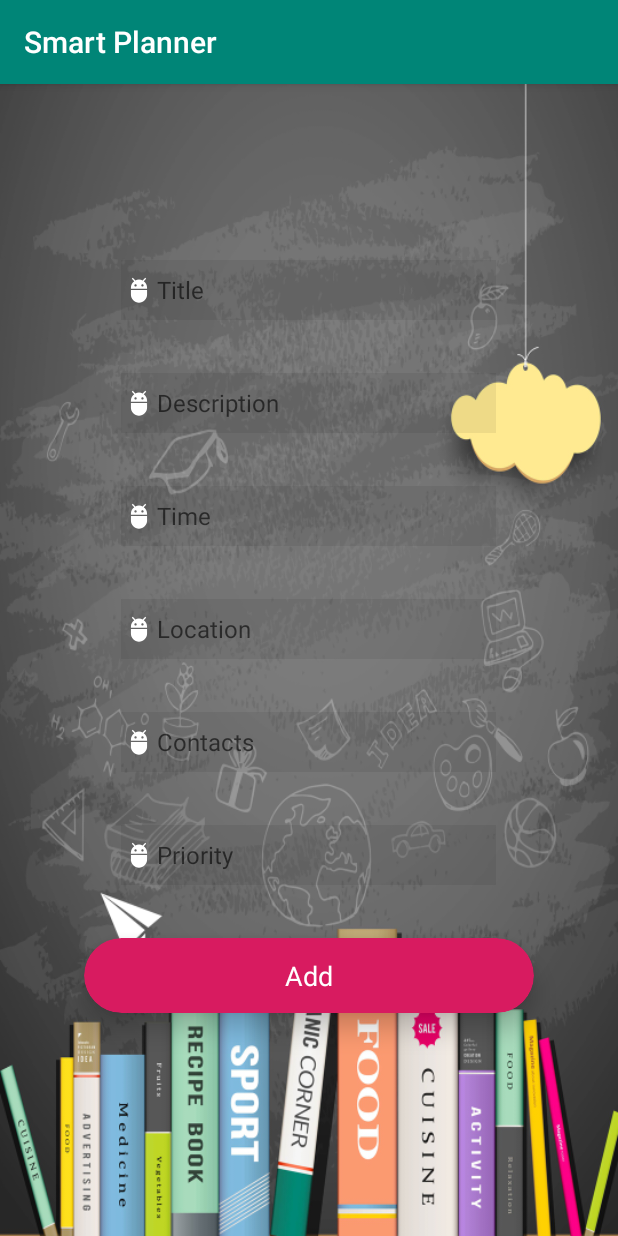
After one commit to bainianbuhe/SmartEventPlanner, an Android app: the EventActivity screen opened directly, with no data from a screen before it, on a phone screen of 412 x 824 dp. The commit adds this screen. Run offline under Robolectric (Android 15) with nearby library versions, the phone set to English and light mode, and no system bars.

Commit message:
add main and event activity

```diff
--- a/app/src/main/AndroidManifest.xml
+++ b/app/src/main/AndroidManifest.xml
@@ -25,6 +25,8 @@
         </activity>
         <activity android:name="osu.smartPlanner.LoginActivity" />
         <activity android:name="osu.smartPlanner.SignupActivity"></activity>
+        <activity android:name="osu.smartPlanner.MainActivity"></activity>
+        <activity android:name="osu.smartPlanner.EventActivity"></activity>
     </application>
 
 </manifest>
--- /dev/null
+++ b/app/src/main/java/osu/smartPlanner/EventActivity.java
@@ -0,0 +1,171 @@
+package osu.smartPlanner;
+
+import android.content.Intent;
+import android.os.Bundle;
+import android.support.v7.app.AppCompatActivity;
+import android.support.v7.widget.CardView;
+import android.text.Editable;
+import android.text.TextWatcher;
+import android.view.View;
+import android.widget.EditText;
+
+public class EventActivity extends AppCompatActivity {
+    private EditText titleField;
+    private EditText descriptionField;
+    private EditText timeField;
+    private EditText locationField;
+    private EditText contactsField;
+    private EditText priorityField;
+    private String username;
+    private String title;
+    private String description;
+    private String time;
+    private String location;
+    private String contacts;
+    private String priority;
+    private CardView confirmAddEvent;
+
+    @Override
+    public void onCreate(Bundle savedInstanceState)
+    {
+        super.onCreate(savedInstanceState);
+        setContentView(R.layout.activity_event);
+
+        if (savedInstanceState == null) {
+            Bundle extras = getIntent().getExtras();
+            if(extras == null) {
+                username = null;
+            } else {
+                username = extras.getString("USERNAME");
+            }
+        } else {
+            username = (String) savedInstanceState.getSerializable("USERNAME");
+        }
+
+        titleField = findViewById(R.id.eventTittle);
+        titleField.addTextChangedListener(new TextWatcher() {
+            @Override
+            public void beforeTextChanged(CharSequence s, int start, int count, int after) {
+
+            }
+
+            @Override
+            public void onTextChanged(CharSequence s, int start, int before, int count) {
+                title = s.toString();
+            }
+
+            @Override
+            public void afterTextChanged(Editable s) {
+
+            }
+        });
+
+        descriptionField = findViewById(R.id.eventDescription);
+        descriptionField.addTextChangedListener(new TextWatcher() {
+            @Override
+            public void beforeTextChanged(CharSequence s, int start, int count, int after) {
+
+            }
+
+            @Override
+            public void onTextChanged(CharSequence s, int start, int before, int count) {
+                description = s.toString();
+            }
+
+            @Override
+            public void afterTextChanged(Editable s) {
+
+            }
+        });
+
+        timeField = findViewById(R.id.eventTime);
+        timeField.addTextChangedListener(new TextWatcher() {
+            @Override
+            public void beforeTextChanged(CharSequence s, int start, int count, int after) {
+
+            }
+
+            @Override
+            public void onTextChanged(CharSequence s, int start, int before, int count) {
+                time = s.toString();
+            }
+
+            @Override
+            public void afterTextChanged(Editable s) {
+
+            }
+        });
+
+        locationField = findViewById(R.id.eventLocation);
+        locationField.addTextChangedListener(new TextWatcher() {
+            @Override
+            public void beforeTextChanged(CharSequence s, int start, int count, int after) {
+
+            }
+
+            @Override
+            public void onTextChanged(CharSequence s, int start, int before, int count) {
+                location = s.toString();
+            }
+
+            @Override
+            public void afterTextChanged(Editable s) {
+
+            }
+        });
+
+        contactsField = findViewById(R.id.eventContacts);
+        contactsField.addTextChangedListener(new TextWatcher() {
+            @Override
+            public void beforeTextChanged(CharSequence s, int start, int count, int after) {
+
+            }
+
+            @Override
+            public void onTextChanged(CharSequence s, int start, int before, int count) {
+                contacts = s.toString();
+            }
+
+            @Override
+            public void afterTextChanged(Editable s) {
+
+            }
+        });
+
+        priorityField = findViewById(R.id.eventPriority);
+        priorityField.addTextChangedListener(new TextWatcher() {
+            @Override
+            public void beforeTextChanged(CharSequence s, int start, int count, int after) {
+
+            }
+
+            @Override
+            public void onTextChanged(CharSequence s, int start, int before, int count) {
+                priority = s.toString();
+            }
+
+            @Override
+            public void afterTextChanged(Editable s) {
+
+            }
+        });
+
+        confirmAddEvent = findViewById(R.id.addEventButton);
+        confirmAddEvent.setOnClickListener(new View.OnClickListener() {
+            @Override
+            public void onClick(View v) {
+                Event event = new Event();
+                event.setUserName(username);
+                event.setTitle(title);
+                event.setDescription(description);
+                event.setTime(time);
+                event.setLocation(location);
+                event.setContacts(contacts);
+                event.setPriority(priority);
+                UserDAO.addEvent(event,EventActivity.this);
+                Intent intent = new Intent(EventActivity.this, MainActivity.class);
+                startActivity(intent);
+            }
+        });
+    }
+}
--- a/app/src/main/java/osu/smartPlanner/Welcome.java
+++ b/app/src/main/java/osu/smartPlanner/Welcome.java
@@ -32,8 +32,5 @@ public class Welcome extends AppCompatActivity {
                 startActivity(intent);
             }
         });
-
-
     }
-
 }
--- /dev/null
+++ b/app/src/main/res/layout/activity_event.xml
@@ -0,0 +1,120 @@
+<?xml version="1.0" encoding="utf-8"?>
+<LinearLayout
+    xmlns:app="http://schemas.android.com/apk/res-auto"
+    xmlns:android="http://schemas.android.com/apk/res/android"
+    android:layout_width="match_parent"
+    android:layout_height="match_parent"
+    android:background="@drawable/background1"
+    android:orientation="vertical"
+    android:gravity="center">
+
+    <EditText
+        android:id="@+id/eventTittle"
+        android:layout_width="250dp"
+        android:layout_height="40dp"
+        android:background="#11000000"
+        android:drawableLeft="@drawable/ic_action_user"
+        android:ems="10"
+        android:hint="Title"
+        android:inputType="textPersonName"
+        android:textSize="16dp"
+        android:layout_marginBottom="35dp"
+        android:layout_above="@+id/pass_word_edit"
+        android:layout_centerHorizontal="true" />
+
+    <EditText
+        android:id="@+id/eventDescription"
+        android:layout_width="250dp"
+        android:layout_height="40dp"
+        android:background="#11000000"
+        android:drawableLeft="@drawable/ic_action_user"
+        android:ems="10"
+        android:hint="Description"
+        android:inputType="textPersonName"
+        android:textSize="16dp"
+        android:layout_marginBottom="35dp"
+        android:layout_above="@+id/pass_word_edit"
+        android:layout_centerHorizontal="true" />
+
+    <EditText
+    android:id="@+id/eventTime"
+    android:layout_width="250dp"
+    android:layout_height="40dp"
+    android:background="#11000000"
+    android:drawableLeft="@drawable/ic_action_user"
+    android:ems="10"
+    android:hint="Time"
+    android:inputType="textPersonName"
+    android:textSize="16dp"
+    android:layout_marginBottom="35dp"
+    android:layout_above="@+id/pass_word_edit"
+    android:layout_centerHorizontal="true" />
+
+    <EditText
+        android:id="@+id/eventLocation"
+        android:layout_width="250dp"
+        android:layout_height="40dp"
+        android:background="#11000000"
+        android:drawableLeft="@drawable/ic_action_user"
+        android:ems="10"
+        android:hint="Location"
+        android:inputType="textPersonName"
+        android:textSize="16dp"
+        android:layout_marginBottom="35dp"
+        android:layout_above="@+id/pass_word_edit"
+        android:layout_centerHorizontal="true" />
+
+    <EditText
+        android:id="@+id/eventContacts"
+        android:layout_width="250dp"
+        android:layout_height="40dp"
+        android:background="#11000000"
+        android:drawableLeft="@drawable/ic_action_user"
+        android:ems="10"
+        android:hint="Contacts"
+        android:inputType="textPersonName"
+        android:textSize="16dp"
+        android:layout_marginBottom="35dp"
+        android:layout_above="@+id/pass_word_edit"
+        android:layout_centerHorizontal="true" />
+
+    <EditText
+        android:id="@+id/eventPriority"
+        android:layout_width="250dp"
+        android:layout_height="40dp"
+        android:background="#11000000"
+        android:drawableLeft="@drawable/ic_action_user"
+        android:ems="10"
+        android:hint="Priority"
+        android:inputType="textPersonName"
+        android:textSize="16dp"
+        android:layout_marginBottom="35dp"
+        android:layout_above="@+id/pass_word_edit"
+        android:layout_centerHorizontal="true" />
+
+    <android.support.v7.widget.CardView
+        android:layout_width="300dp"
+        android:layout_height="50dp"
+        app:cardBackgroundColor="@color/colorAccent"
+        app:cardCornerRadius="25dp"
+        app:cardElevation="10dp"
+        android:id="@+id/addEventButton"
+        android:layout_marginBottom="31dp"
+        android:layout_above="@+id/textView2"
+        android:layout_centerHorizontal="true">
+
+        <RelativeLayout
+            android:layout_width="match_parent"
+            android:layout_height="match_parent">
+
+            <TextView
+                android:id="@+id/textAddEvent"
+                android:layout_width="wrap_content"
+                android:layout_height="wrap_content"
+                android:layout_centerInParent="true"
+                android:text="Add"
+                android:textColor="#fff"
+                android:textSize="18sp" />
+        </RelativeLayout>
+    </android.support.v7.widget.CardView>
+</LinearLayout>
```
Also changed, not shown: app/src/main/java/osu/smartPlanner/LoginActivity.java (+24 -20 lines), app/src/main/java/osu/smartPlanner/MainActivity.java (added, +41 -0 lines), app/src/main/res/layout/activity_main.xml (added, +36 -0 lines).
